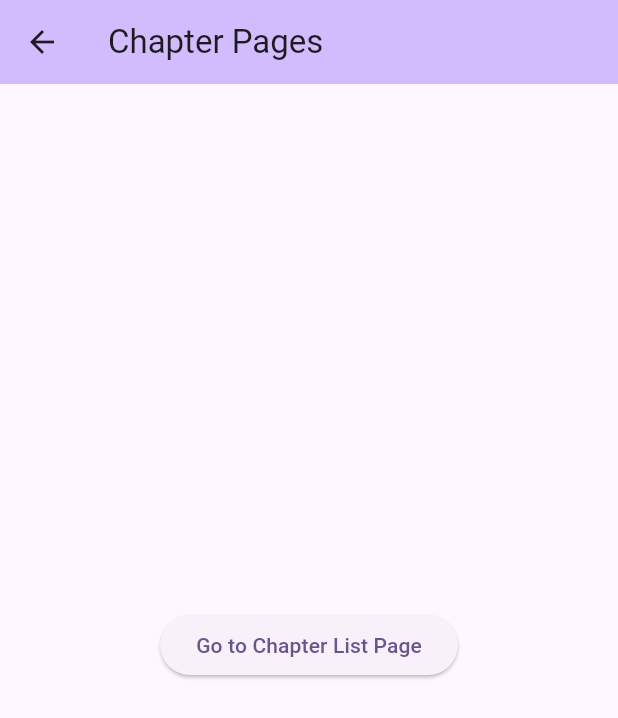
After one commit to tajjacob/quran_com_api, a Flutter app: the screen it shows after launch, after a tap on "Go to Quran Chapter Pages", on a phone screen of 412 x 824 dp. The commit adds this screen. Shown: the top 718 px of the screen. Run offline on Flutter 3.47's test engine with Material 3 defaults, Android fonts, the phone set to English and light mode, and no system bars; our stand-ins replace dio, flutter_riverpod, flutter_screenutil, pretty_dio_logger, riverpod_annotation; missing offline and left inert: dio_smart_retry.

Commit message:
✨feat: add getChapterList function in ChapterRepo

```diff
--- /dev/null
+++ b/example/lib/features/chapters/presentation/pages/chapter_pages.dart
@@ -0,0 +1,39 @@
+import 'package:example/features/chapters/presentation/pages/chapter_list_page.dart';
+import 'package:flutter/material.dart';
+
+class ChapterPages extends StatelessWidget {
+  const ChapterPages({super.key});
+
+  @override
+  Widget build(BuildContext context) {
+    return Scaffold(
+      appBar: AppBar(
+        title: const Text('Chapter Pages'),
+        backgroundColor: Theme.of(context).colorScheme.inversePrimary,
+      ),
+      body: Center(
+        child: SingleChildScrollView(
+          child: Column(
+            mainAxisSize: MainAxisSize.min,
+            mainAxisAlignment: MainAxisAlignment.center,
+            crossAxisAlignment: CrossAxisAlignment.center,
+            children: [
+              ElevatedButton(
+                child: const Text('Go to Chapter List Page'),
+                onPressed: () {
+                  Navigator.push(
+                    context,
+                    MaterialPageRoute(
+                      builder: (context) => const ChapterListPage(),
+                    ),
+                  );
+                },
+              ),
+              const SizedBox(height: 20),
+            ],
+          ),
+        ),
+      ),
+    );
+  }
+}
--- a/example/lib/features/quran_images/presentation/pages/quran_juz_list_page.dart
+++ b/example/lib/features/quran_images/presentation/pages/quran_juz_list_page.dart
@@ -1,5 +1,6 @@
 import 'package:flutter/gestures.dart';
 import 'package:flutter/material.dart';
+import 'package:flutter_screenutil/flutter_screenutil.dart';
 import 'package:quran_com_api/quran_com_api.dart';
 
 class QuranJuzListPage extends StatefulWidget {
@@ -73,9 +74,10 @@ class _QuranJuzListPageState extends State<QuranJuzListPage> {
           } else if (snapshot.hasError) {
             return Text('Error: ${snapshot.error}');
           } else {
-            return const SizedBox(
+            return SizedBox(
               height: 500,
-              child: CircularProgressIndicator.adaptive(),
+              width: 1.sw,
+              child: const CircularProgressIndicator.adaptive(),
             );
           }
         },
--- /dev/null
+++ b/example/lib/my_app_page.dart
@@ -0,0 +1,24 @@
+import 'package:example/quran_com_api_page.dart';
+import 'package:flutter/material.dart';
+import 'package:flutter_screenutil/flutter_screenutil.dart';
+
+class MyApp extends StatelessWidget {
+  const MyApp({super.key});
+
+  // This widget is the root of your application.
+  @override
+  Widget build(BuildContext context) {
+    return ScreenUtilInit(
+      builder: (_, child) {
+        return MaterialApp(
+          title: 'Flutter Demo',
+          theme: ThemeData(
+            colorScheme: ColorScheme.fromSeed(seedColor: Colors.deepPurple),
+            useMaterial3: true,
+          ),
+          home: const QuranComApiPage(title: 'Flutter Demo Home Page'),
+        );
+      },
+    );
+  }
+}
--- /dev/null
+++ b/example/lib/quran_com_api_page.dart
@@ -0,0 +1,68 @@
+import 'package:flutter/material.dart';
+
+import 'features/audio/presentation/pages/audio_page.dart';
+import 'features/chapters/presentation/pages/chapter_pages.dart';
+import 'features/quran_images/presentation/pages/quran_images_list_page.dart';
+
+class QuranComApiPage extends StatefulWidget {
+  const QuranComApiPage({super.key, required this.title});
+
+  final String title;
+
+  @override
+  State<QuranComApiPage> createState() => _QuranComApiPageState();
+}
+
+class _QuranComApiPageState extends State<QuranComApiPage> {
+  @override
+  Widget build(BuildContext context) {
+    return Scaffold(
+      appBar: AppBar(
+        backgroundColor: Theme.of(context).colorScheme.inversePrimary,
+        title: Text(widget.title),
+      ),
+      body: Center(
+        child: Column(
+          mainAxisAlignment: MainAxisAlignment.center,
+          children: <Widget>[
+            ElevatedButton(
+              onPressed: () {
+                Navigator.push(
+                  context,
+                  MaterialPageRoute(
+                    builder: (context) => const AudioPage(),
+                  ),
+                );
+              },
+              child: const Text('Go to Audio Pages'),
+            ),
+            const SizedBox(height: 20),
+            ElevatedButton(
+              onPressed: () {
+                Navigator.push(
+                  context,
+                  MaterialPageRoute(
+                    builder: (context) => const QuranImagesListPage(),
+                  ),
+                );
+              },
+              child: const Text('Go to Quran Image List Pages'),
+            ),
+            const SizedBox(height: 20),
+            ElevatedButton(
+              onPressed: () {
+                Navigator.push(
+                  context,
+                  MaterialPageRoute(
+                    builder: (context) => const ChapterPages(),
+                  ),
+                );
+              },
+              child: const Text('Go to Quran Chapter Pages'),
+            ),
+          ],
+        ),
+      ),
+    );
+  }
+}
--- a/example/pubspec.yaml
+++ b/example/pubspec.yaml
@@ -38,6 +38,9 @@ dependencies:
   flutter_riverpod: ^2.5.1
   riverpod: ^2.5.1
   riverpod_annotation: ^2.3.5
+  flutter_screenutil: ^5.9.3
+
+
 
   quran_com_api:
     path: ../
--- a/lib/quran_com_api.dart
+++ b/lib/quran_com_api.dart
@@ -11,6 +11,9 @@ export 'src/features/audio/data/repositories/audio_single_repo.dart';
 export 'src/features/audio/data/repositories/recitation_repo.dart';
 // params
 export 'src/features/audio/domain/params/audio_single_param.dart';
+export 'src/features/chapters/data/models/chapter_model.dart';
+export 'src/features/chapters/data/models/chapter_translated_name_model.dart';
+export 'src/features/chapters/data/repositories/chapter_repo.dart';
 export 'src/features/quran_images/data/models/quran_image_model.dart';
 export 'src/features/quran_images/data/models/quran_juz_model.dart';
 export 'src/features/quran_images/data/models/quran_rub_model.dart';
--- a/lib/src/core/constants/api_constants.dart
+++ b/lib/src/core/constants/api_constants.dart
@@ -5,4 +5,5 @@ class APIConstants {
   static const String audioFileUrl = '/chapter_recitations';
   static const String recitationListUrl = '/resources/recitations';
   static const String audioFileList = '/quran/recitations';
+  static const String chapterListUrl = '/chapters';
 }
--- /dev/null
+++ b/lib/src/features/chapters/data/models/chapter_model.dart
@@ -0,0 +1,54 @@
+import 'chapter_translated_name_model.dart';
+
+class Chapter {
+  Chapter({
+    this.id,
+    this.revelationPlace,
+    this.revelationOrder,
+    this.bismillahPre,
+    this.nameSimple,
+    this.nameComplex,
+    this.nameArabic,
+    this.versesCount,
+    this.pages,
+    this.translatedName,
+  });
+
+  final int? id;
+  final String? revelationPlace;
+  final int? revelationOrder;
+  final bool? bismillahPre;
+  final String? nameSimple;
+  final String? nameComplex;
+  final String? nameArabic;
+  final int? versesCount;
+  final List<int>? pages;
+  final ChapterTranslatedName? translatedName;
+
+  factory Chapter.fromJson(Map<String, dynamic> json) => Chapter(
+        id: json['id'] as int?,
+        revelationPlace: json['revelation_place'] as String?,
+        revelationOrder: json['revelation_order'] as int?,
+        bismillahPre: json['bismillah_pre'] as bool?,
+        nameSimple: json['name_simple'] as String?,
+        nameComplex: json['name_complex'] as String?,
+        nameArabic: json['name_arabic'] as String?,
+        versesCount: json['verses_count'] as int?,
+        pages: List<int>.from(json['pages'] as List<dynamic>),
+        translatedName: ChapterTranslatedName.fromJson(
+            json['translated_name'] as Map<String, dynamic>),
+      );
+
+  Map<String, dynamic> toJson() => {
+        'id': id,
+        'revelation_place': revelationPlace,
+        'revelation_order': revelationOrder,
+        'bismillah_pre': bismillahPre,
+        'name_simple': nameSimple,
+        'name_complex': nameComplex,
+        'name_arabic': nameArabic,
+        'verses_count': versesCount,
+        'pages': pages,
+        'translated_name': translatedName?.toJson(),
+      };
+}
--- /dev/null
+++ b/lib/src/features/chapters/data/models/chapter_translated_name_model.dart
@@ -0,0 +1,20 @@
+class ChapterTranslatedName {
+  ChapterTranslatedName({
+    this.languageName,
+    this.name,
+  });
+
+  final String? languageName;
+  final String? name;
+
+  factory ChapterTranslatedName.fromJson(Map<String, dynamic> json) =>
+      ChapterTranslatedName(
+        languageName: json['language_name'] as String?,
+        name: json['name'] as String?,
+      );
+
+  Map<String, dynamic> toJson() => {
+        'language_name': languageName,
+        'name': name,
+      };
+}
--- /dev/null
+++ b/lib/src/features/chapters/data/repositories/chapter_repo.dart
@@ -0,0 +1,31 @@
+import 'dart:developer';
+
+import 'package:dio/dio.dart';
+
+import '../../../../../quran_com_api.dart';
+import '../../../../core/network/api_base_helper.dart';
+
+abstract class ChapterRepoInterface {
+  factory ChapterRepoInterface() => ChapterRepo();
+  Future<List<Chapter>?> getChapterList({String? language});
+}
+
+class ChapterRepo implements ChapterRepoInterface {
+  String chapterListUrl = APIConstants.chapterListUrl;
+
+  @override
+  Future<List<Chapter>?> getChapterList({String? language}) async {
+    List<Chapter>? chapterList;
+    APIBaseHelper api = APIBaseHelper();
+    final dio = await api.getDio();
+    try {
+      final response = await dio.get(chapterListUrl);
+      chapterList = (response.data['chapters'] as List)
+          .map((e) => Chapter.fromJson(e))
+          .toList();
+    } on DioException catch (e) {
+      log('dio exception: $e');
+    }
+    return chapterList;
+  }
+}
```
Also changed, not shown: example/lib/features/audio/presentation/pages/audio_page.dart (+13 -0 lines), example/lib/features/chapters/presentation/pages/chapter_list_page.dart (added, +59 -0 lines), example/lib/features/quran_images/presentation/pages/quran_images_list_page.dart (added, +64 -0 lines), example/lib/main.dart (+1 -146 lines), example/pubspec.lock, 1 other file.
